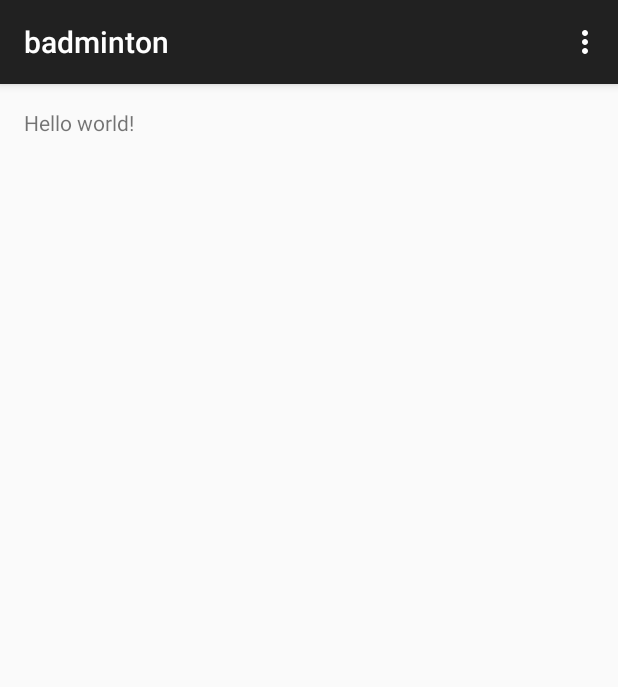
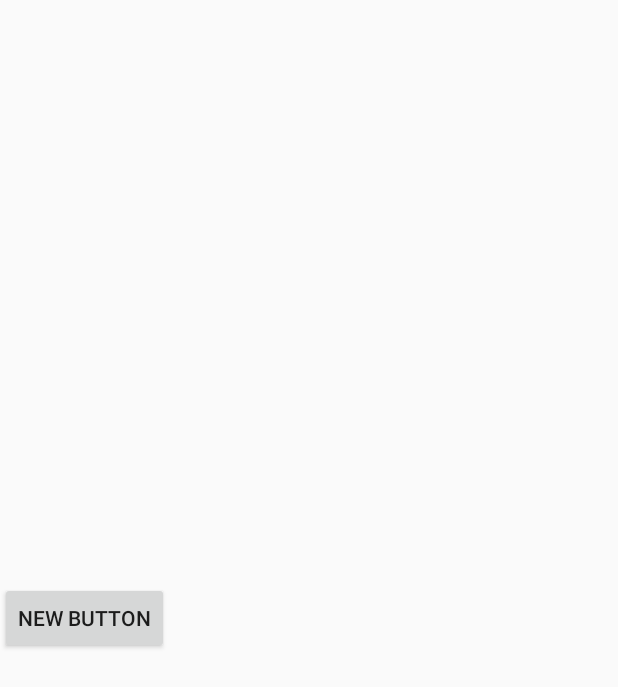
Before and after one commit to smallow/badminton, an Android app: the screen it shows after launch (MainActivity before the commit, SplashActivity after it), on a phone screen of 412 x 824 dp. Shown: the top 687 px of the screen. Run offline under Robolectric (Android 15) with nearby library versions, the phone set to English and light mode, and no system bars; libraries missing offline, so code that uses them is left out: com.nostra13.universalimageloader; 3 statements that could not run were skipped.

Commit message:
10-30 _smallow

```diff
--- a/app/build.gradle
+++ b/app/build.gradle
@@ -22,4 +22,5 @@ android {
 dependencies {
     compile fileTree(dir: 'libs', include: ['*.jar'])
     compile 'com.android.support:appcompat-v7:22.2.0'
+    compile 'com.nostra13.universalimageloader:universal-image-loader:1.9.4'
 }
--- a/app/src/main/AndroidManifest.xml
+++ b/app/src/main/AndroidManifest.xml
@@ -3,12 +3,13 @@
     package="com.smallow.badminton" >
 
     <application
+        android:name=".BadmintonApplication"
         android:allowBackup="true"
         android:icon="@mipmap/ic_launcher"
         android:label="@string/app_name"
         android:theme="@style/AppTheme" >
         <activity
-            android:name=".MainActivity"
+            android:name=".SplashActivity"
             android:label="@string/app_name" >
             <intent-filter>
                 <action android:name="android.intent.action.MAIN" />
--- /dev/null
+++ b/app/src/main/java/com/smallow/badminton/BadmintonApplication.java
@@ -0,0 +1,44 @@
+package com.smallow.badminton;
+
+import android.app.Application;
+import android.content.Context;
+
+import com.nostra13.universalimageloader.cache.disc.impl.UnlimitedDiskCache;
+import com.nostra13.universalimageloader.cache.disc.naming.Md5FileNameGenerator;
+import com.nostra13.universalimageloader.cache.memory.impl.LruMemoryCache;
+import com.nostra13.universalimageloader.core.ImageLoader;
+import com.nostra13.universalimageloader.core.ImageLoaderConfiguration;
+import com.nostra13.universalimageloader.core.assist.QueueProcessingType;
+import com.nostra13.universalimageloader.utils.StorageUtils;
+
+import java.io.File;
+
+/**
+ * Created by smallow on 2015/10/28.
+ */
+public class BadmintonApplication extends Application {
+
+    @Override
+    public void onCreate() {
+        super.onCreate();
+        initImageLoader(getApplicationContext());
+    }
+
+    private void initImageLoader(Context context) {
+        try {
+            File cacheDir = StorageUtils.getCacheDirectory(context);
+            ImageLoaderConfiguration config = new ImageLoaderConfiguration.Builder(
+                    context).threadPoolSize(3)
+                    .threadPriority(Thread.NORM_PRIORITY - 2)
+                    .memoryCache(new LruMemoryCache(2 * 1024 * 1024))
+                    .denyCacheImageMultipleSizesInMemory()
+                    .diskCacheFileNameGenerator(new Md5FileNameGenerator())
+                    .tasksProcessingOrder(QueueProcessingType.LIFO)
+                    .diskCache(new UnlimitedDiskCache(cacheDir)).writeDebugLogs()
+                    .build();
+            ImageLoader.getInstance().init(config);
+        } catch (Exception e) {
+            e.printStackTrace();
+        }
+    }
+}
--- /dev/null
+++ b/app/src/main/java/com/smallow/badminton/SplashActivity.java
@@ -0,0 +1,37 @@
+package com.smallow.badminton;
+
+import android.os.Bundle;
+import android.view.View;
+import android.widget.Button;
+
+import com.smallow.badminton.sys.base.BaseActivity;
+import com.smallow.badminton.sys.ui.CustomProgressDialogOne;
+
+/**
+ * Created by Administrator on 2015/10/28.
+ */
+public class SplashActivity extends BaseActivity{
+
+    private Button button;
+    private CustomProgressDialogOne progressDialogOne;
+
+    @Override
+    protected void onCreate(Bundle savedInstanceState) {
+        super.onCreate(savedInstanceState);
+        setContentView(R.layout.aty_splash);
+        progressDialogOne=new CustomProgressDialogOne(this,"");
+        button= (Button) findViewById(R.id.button);
+        button.setOnClickListener(new View.OnClickListener() {
+            @Override
+            public void onClick(View v) {
+                if(progressDialogOne!=null && !progressDialogOne.isShowing()){
+                    progressDialogOne.show();
+                }else{
+                    progressDialogOne.dismiss();
+                }
+
+
+            }
+        });
+    }
+}
--- /dev/null
+++ b/app/src/main/java/com/smallow/badminton/sys/base/BaseActivity.java
@@ -0,0 +1,43 @@
+package com.smallow.badminton.sys.base;
+
+import android.app.Activity;
+import android.content.Context;
+import android.os.Bundle;
+import android.view.Window;
+import android.view.inputmethod.InputMethodManager;
+
+/**
+ * Created by smallow on 2015/10/28.
+ */
+public class BaseActivity extends Activity {
+
+
+    @Override
+    protected void onCreate(Bundle savedInstanceState) {
+        super.onCreate(savedInstanceState);
+        requestWindowFeature(Window.FEATURE_NO_TITLE);
+    }
+
+    @Override
+    protected void onResume() {
+        super.onResume();
+        //MobclickAgent.onResume(this);
+    }
+
+    @Override
+    protected void onPause() {
+        super.onPause();
+        //MobclickAgent.onPause(this);
+    }
+
+
+    protected void hideInputMethod() {
+        try {
+            InputMethodManager im = (InputMethodManager) getSystemService(Context.INPUT_METHOD_SERVICE);
+            im.hideSoftInputFromWindow(getWindow().getDecorView()
+                    .getWindowToken(), 0);
+        } catch (Exception e) {
+            e.printStackTrace();
+        }
+    }
+}
--- /dev/null
+++ b/app/src/main/java/com/smallow/badminton/sys/ui/CustomProgressDialogOne.java
@@ -0,0 +1,32 @@
+package com.smallow.badminton.sys.ui;
+
+import android.app.Dialog;
+import android.content.Context;
+
+import com.smallow.badminton.R;
+
+/**
+ * Created by smallow on 2015/10/30.
+ */
+public class CustomProgressDialogOne extends Dialog{
+
+    private String text;
+
+    public CustomProgressDialogOne(Context context) {
+        super(context);
+    }
+
+    public CustomProgressDialogOne(Context context, String string) {
+        super(context, R.style.custom_progress_dialog_one_style);
+        init();
+    }
+
+    public CustomProgressDialogOne(Context context, boolean cancelable, OnCancelListener cancelListener) {
+        super(context, cancelable, cancelListener);
+    }
+
+
+    private void init(){
+        setContentView(R.layout.custom_progress_dialog_one_layout);
+    }
+}
--- /dev/null
+++ b/app/src/main/res/anim/custom_progress_dialog_one_fading_in.xml
@@ -0,0 +1,8 @@
+<?xml version="1.0" encoding="utf-8"?>
+<set xmlns:android="http://schemas.android.com/apk/res/android">
+    <alpha
+        android:duration="500"
+        android:fromAlpha="0.1"
+        android:toAlpha="1.0"
+        />
+</set>
--- /dev/null
+++ b/app/src/main/res/anim/custom_progress_dialog_one_fading_out.xml
@@ -0,0 +1,8 @@
+<?xml version="1.0" encoding="utf-8"?>
+<set xmlns:android="http://schemas.android.com/apk/res/android">
+    <alpha
+        android:duration="500"
+        android:fromAlpha="1.0"
+        android:toAlpha="0.1"
+        />
+</set>
--- /dev/null
+++ b/app/src/main/res/layout/aty_splash.xml
@@ -0,0 +1,12 @@
+<?xml version="1.0" encoding="utf-8"?>
+<LinearLayout xmlns:android="http://schemas.android.com/apk/res/android"
+    android:layout_width="match_parent" android:layout_height="match_parent">
+
+
+    <Button
+        android:layout_width="wrap_content"
+        android:layout_height="wrap_content"
+        android:text="New Button"
+        android:id="@+id/button"
+        android:layout_gravity="center_vertical" />
+</LinearLayout>
--- /dev/null
+++ b/app/src/main/res/values/colors.xml
@@ -0,0 +1,4 @@
+<?xml version="1.0" encoding="utf-8"?>
+<resources>
+    <color name="custom_progress_dialog_one_bg">#03000000</color>
+</resources>
--- a/app/src/main/res/values/styles.xml
+++ b/app/src/main/res/values/styles.xml
@@ -5,4 +5,24 @@
         <!-- Customize your theme here. -->
     </style>
 
+
+    <style name="custom_progress_dialog_one_style" parent="@android:style/Theme.Dialog">
+        <item name="android:windowFrame">@null</item><!-- 边框 -->
+        <item name="android:windowIsFloating">true</item><!-- 是否悬浮在activity上   false: dialog 布满整个屏幕， true，显示指定大小-->
+        <item name="android:windowIsTranslucent">true</item><!-- 半透明 -->
+        <item name="android:windowNoTitle">true</item><!-- 无标题   false 的时候，在没有给定title的情况下，会比true的情况显示要长（title显示了，没有内容而已），-->
+        <item name="android:windowBackground">@drawable/custom_progress_dialog_one_bg</item><!-- 背景透明 背景颜色-->
+        <item name="android:backgroundDimEnabled">true</item><!-- 模糊 false： 整个界面不会有遮罩层-->
+        <item name="android:backgroundDimAmount">0.6</item><!-- 灰度  当android:backgroundDimEnabled=true时，这个参数才有用，值越大，遮罩层颜色越深。-->
+        <item name="android:windowAnimationStyle">@style/custom_progress_dialog_one_animation</item><!-- 弹出或者进入时的动画效果 -->
+        <item name="android:windowContentOverlay">@null</item><!-- 对话框是否有遮盖 -->
+        <item name="android:colorBackgroundCacheHint">@null</item><!-- 背景缓存颜色 -->
+    </style>
+
+
+    <!-- 自定义进度对话框1动画-->
+    <style name="custom_progress_dialog_one_animation">
+        <item name="android:windowEnterAnimation">@anim/custom_progress_dialog_one_fading_in</item>
+        <item name="android:windowExitAnimation">@anim/custom_progress_dialog_one_fading_out</item>i
+    </style>
 </resources>
```
Also changed, not shown: app/src/main/java/com/smallow/badminton/sys/base/BaseFragment.java (added, +7 -0 lines), app/src/main/java/com/smallow/badminton/sys/base/BaseFragmentActivity.java (added, +7 -0 lines), app/src/main/res/layout/custom_progress_dialog_one_layout.xml (added, +17 -0 lines), app/src/main/res/drawable/custom_progress_dialog_one_bg.9.png (added), 1 other file.
